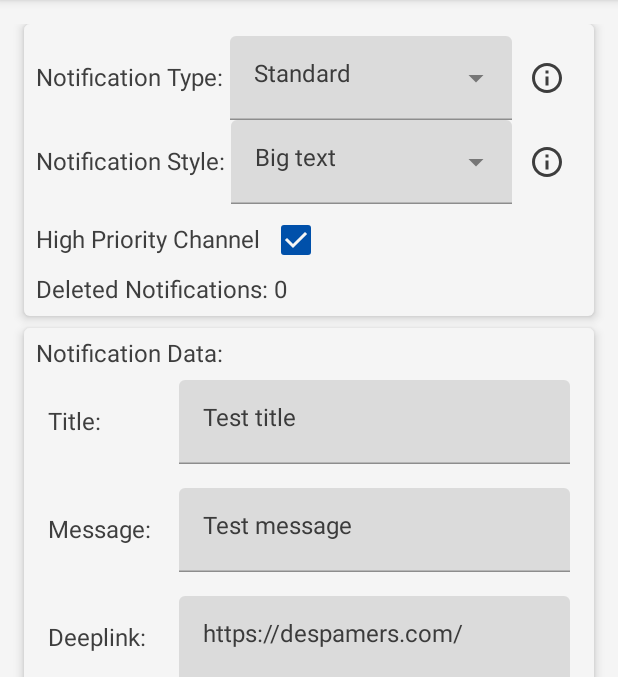
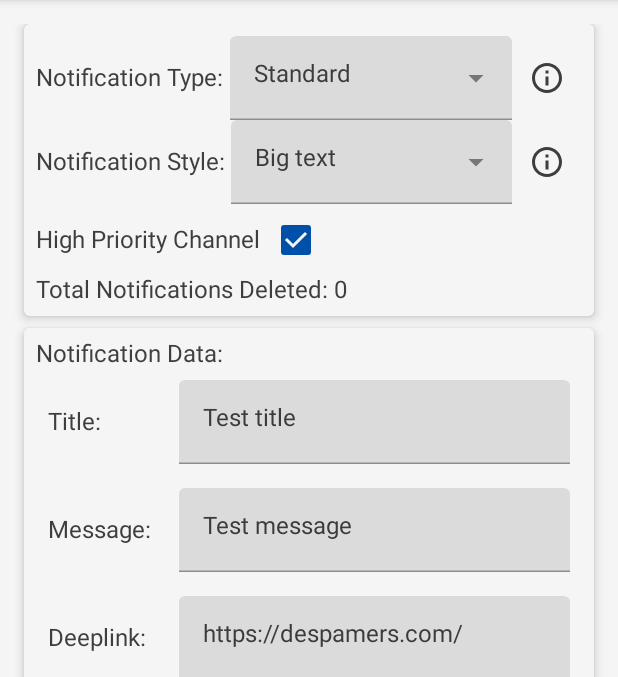
Before and after one commit to SkarCBR/Notification-Playground, an Android app built with Jetpack Compose: the screen it shows after launch (MainActivity), on a phone screen of 412 x 824 dp, the part 84-761 px from its top. Run offline under Robolectric (Android 15) with nearby library versions, the phone set to English and light mode, and no system bars; 4 statements that could not run were skipped.

Commit message:
cretaed new NotificationConfigComponent with notification settings UI

```diff
--- a/app/src/main/java/com/mrskar/notificationsplayground/MainActivity.kt
+++ b/app/src/main/java/com/mrskar/notificationsplayground/MainActivity.kt
@@ -39,13 +39,14 @@ class MainActivity : ComponentActivity() {
         val sharedPreferences = getSharedPreferences(
             getString(R.string.sharedpreferences_file), MODE_PRIVATE
         )
-        val isDarkMode = sharedPreferences.getBoolean(KEY_DARKMODE, false)
         if (Build.VERSION.SDK_INT >= Build.VERSION_CODES.O) {
             notificationManager.createNotificationChannel()
         }
         setContent {
             val icon = remember { mutableStateOf(Icons.Filled.FavoriteBorder) }
-            val (enableDarkMode, setDarkMode) = remember { mutableStateOf(isDarkMode) }
+            val (enableDarkMode, setDarkMode) = remember {
+                mutableStateOf(sharedPreferences.getBoolean(KEY_DARKMODE, false))
+            }
 
             NotificationsPlaygroundTheme(darkTheme = enableDarkMode) {
                 Scaffold(
--- /dev/null
+++ b/app/src/main/java/com/mrskar/notificationsplayground/composables/NotificationConfigComponent.kt
@@ -0,0 +1,73 @@
+package com.mrskar.notificationsplayground.composables
+
+import androidx.compose.foundation.layout.Column
+import androidx.compose.foundation.layout.Row
+import androidx.compose.foundation.layout.fillMaxWidth
+import androidx.compose.foundation.layout.padding
+import androidx.compose.material.Card
+import androidx.compose.material.Checkbox
+import androidx.compose.material.Text
+import androidx.compose.runtime.Composable
+import androidx.compose.runtime.mutableStateOf
+import androidx.compose.ui.Alignment
+import androidx.compose.ui.Modifier
+import androidx.compose.ui.unit.dp
+import com.mrskar.notificationsplayground.models.NotificationData
+import com.mrskar.notificationsplayground.models.NotificationStyles
+
+@Composable
+fun NotificationConfigComponent(
+    deleteCount: Int,
+    notificationData: NotificationData
+) {
+    Card(elevation = 4.dp) {
+        Column(modifier = Modifier.padding(8.dp)) {
+            Row(modifier = Modifier.fillMaxWidth()) {
+                Text(
+                    text = "Notification Type: ",
+                    modifier = Modifier.align(Alignment.CenterVertically))
+                DropdownPushType(onItemSelected = {
+                    notificationData.type.value = it
+                })
+            }
+            Row(Modifier.fillMaxWidth()) {
+                Text(
+                    text = "Notification Style: ",
+                    modifier = Modifier.align(Alignment.CenterVertically))
+                DropdownPushStyle(onItemSelected = {
+                    notificationData.style.value = it
+                    if (it == NotificationStyles.INBOX) {
+                        notificationData.multiMessage.apply {
+                            add(mutableStateOf("First message in a multi message notification"))
+                            add(
+                                mutableStateOf(
+                                    "This is a long message that will probably get truncated"
+                                )
+                            )
+                            add(mutableStateOf("This is a short message"))
+                        }
+                    } else {
+                        notificationData.multiMessage.clear()
+                    }
+                })
+            }
+            Row(Modifier.fillMaxWidth()) {
+                Text(
+                    text = if (notificationData.expanded.value) {
+                        "High Priority Channel"
+                    } else {
+                        "Low Priority Channel"
+                    },
+                    modifier = Modifier.align(Alignment.CenterVertically)
+                )
+                Checkbox(
+                    checked = notificationData.expanded.value,
+                    onCheckedChange = {
+                        notificationData.expanded.value = !notificationData.expanded.value
+                    }
+                )
+            }
+            Text(text = "Total Notifications Deleted: $deleteCount")
+        }
+    }
+}
--- a/app/src/main/java/com/mrskar/notificationsplayground/composables/NotificationsTestComponent.kt
+++ b/app/src/main/java/com/mrskar/notificationsplayground/composables/NotificationsTestComponent.kt
@@ -2,16 +2,12 @@ package com.mrskar.notificationsplayground.composables
 
 import android.net.Uri
 import androidx.compose.foundation.layout.Column
-import androidx.compose.foundation.layout.Row
 import androidx.compose.foundation.layout.Spacer
 import androidx.compose.foundation.layout.fillMaxHeight
-import androidx.compose.foundation.layout.fillMaxWidth
 import androidx.compose.foundation.layout.height
 import androidx.compose.foundation.layout.padding
 import androidx.compose.foundation.rememberScrollState
 import androidx.compose.foundation.verticalScroll
-import androidx.compose.material.Card
-import androidx.compose.material.Checkbox
 import androidx.compose.material.ExtendedFloatingActionButton
 import androidx.compose.material.FloatingActionButtonDefaults
 import androidx.compose.material.Icon
@@ -23,7 +19,6 @@ import androidx.compose.runtime.MutableState
 import androidx.compose.runtime.mutableStateListOf
 import androidx.compose.runtime.mutableStateOf
 import androidx.compose.runtime.remember
-import androidx.compose.ui.Alignment.Companion.CenterVertically
 import androidx.compose.ui.Alignment.Companion.End
 import androidx.compose.ui.Modifier
 import androidx.compose.ui.tooling.preview.Preview
@@ -57,54 +52,16 @@ fun NotificationsTestComponent(
             .verticalScroll(rememberScrollState())
             .fillMaxHeight()
     ) {
-        Card(elevation = 4.dp) {
-            Column(modifier = Modifier.padding(8.dp)) {
-                Row(modifier = Modifier.fillMaxWidth()) {
-                    Text(text = "Notification Type: ", modifier = Modifier.align(CenterVertically))
-                    DropdownPushType(onItemSelected = {
-                        notificationData.type.value = it
-                    })
-                }
-                Row(Modifier.fillMaxWidth()) {
-                    Text(text = "Notification Style: ", modifier = Modifier.align(CenterVertically))
-                    DropdownPushStyle(onItemSelected = {
-                        notificationData.style.value = it
-                        if (it == NotificationStyles.INBOX) {
-                            notificationData.multiMessage.apply {
-                                add(mutableStateOf("First message in a multi message notification"))
-                                add(
-                                    mutableStateOf(
-                                        "This is a long message that will probably get truncated"
-                                    )
-                                )
-                                add(mutableStateOf("This is a short message"))
-                            }
-                        } else {
-                            notificationData.multiMessage.clear()
-                        }
-                    })
-                }
-                Row(Modifier.fillMaxWidth()) {
-                    Text(
-                        text = if (notificationData.expanded.value) {
-                            "High Priority Channel"
-                        } else {
-                            "Low Priority Channel"
-                        },
-                        modifier = Modifier.align(CenterVertically)
-                    )
-                    Checkbox(
-                        checked = notificationData.expanded.value,
-                        onCheckedChange = {
-                            notificationData.expanded.value = !notificationData.expanded.value
-                        }
-                    )
-                }
-                Text(text = "Deleted Notifications: $deleteCount")
-            }
-        }
-        Spacer(modifier = Modifier.height(8.dp))
-        NotificationDataComponent(notificationData)
+        NotificationConfigComponent(
+            deleteCount = deleteCount,
+            notificationData = notificationData
+        )
+        Spacer(
+            modifier = Modifier.height(8.dp)
+        )
+        NotificationDataComponent(
+            notificationData = notificationData
+        )
         ExtendedFloatingActionButton(
             modifier = Modifier
                 .align(End)
--- a/app/src/main/java/com/mrskar/notificationsplayground/ui/theme/Theme.kt
+++ b/app/src/main/java/com/mrskar/notificationsplayground/ui/theme/Theme.kt
@@ -1,6 +1,5 @@
 package com.mrskar.notificationsplayground.ui.theme
 
-import androidx.compose.foundation.isSystemInDarkTheme
 import androidx.compose.foundation.layout.fillMaxSize
 import androidx.compose.material.Icon
 import androidx.compose.material.IconButton
```
